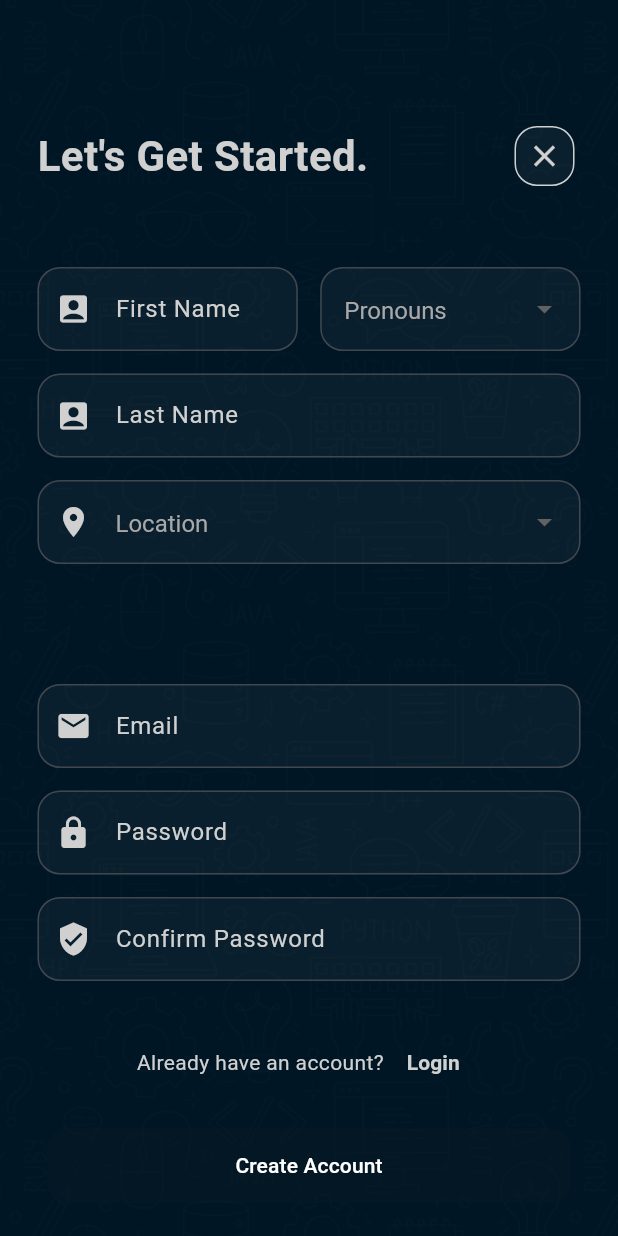
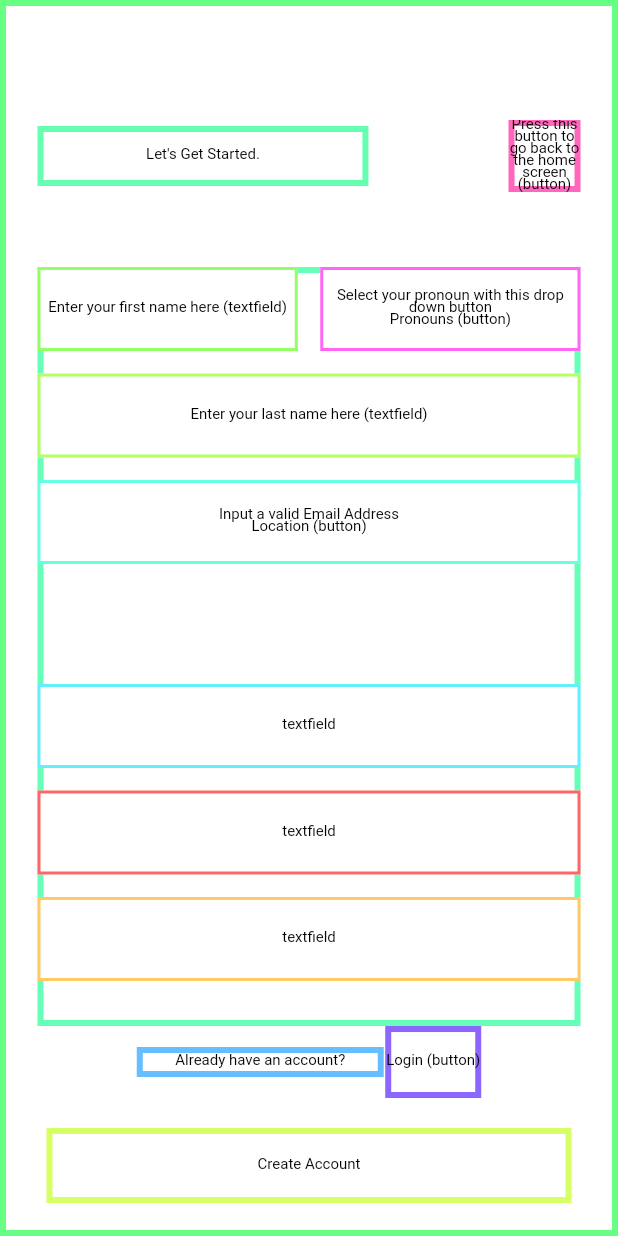
Before and after one commit to Rss1176/Coder, a Flutter app: the screen it shows after launch, after a tap on "Create an Account", on a phone screen of 412 x 824 dp. Run offline on Flutter 3.47's test engine with Material 3 defaults, Android fonts, the phone set to English and light mode, and no system bars; our stand-ins replace cloud_firestore, firebase_auth, firebase_core, google_fonts, image_picker; accounts and stored records are empty.

Commit message:
adding semantics

```diff
--- a/application/lib/create.dart
+++ b/application/lib/create.dart
@@ -62,6 +62,7 @@ class _CreatePageState extends State<CreatePage> {
         'javaLevel': 0,
         'isAnonymous': false, // this is true for guest users, not sure how it will be used yet but better to have it and not need it than need it and not have it
         'profileImage': '', // empty profile image for use later
+        'dailyAnswered': 0,
       });
     } catch (e) {
       print("Error creating user document: $e");
@@ -146,6 +147,7 @@ String getFirebaseAuthErrorMessage(String errorCode) {
 
               // Adding 'Close' Button
               FloatingActionButton(
+                tooltip: "Press this button to go back to the home screen",
                 onPressed: () {
                   Navigator.pop(context);
                 },
@@ -185,7 +187,8 @@ String getFirebaseAuthErrorMessage(String errorCode) {
                         Expanded(
 
                           // Adding First Name Form Field
-                          child: TextFormField(
+                          child: Semantics(label: "Enter your first name here",
+                            child: TextFormField(
                             onChanged: (value) => setButtonActive(),
                             style:TextStyle(color: Color.fromARGB(255, 208, 208, 208), fontSize:16),
                             controller: _firstNameController,
@@ -210,7 +213,7 @@ String getFirebaseAuthErrorMessage(String errorCode) {
                               return null; // ensures the form is not inputed if invalid
                             },
                           ),
-                        ),
+                        )),
 
                         // Adding Whitespace
                         SizedBox(
@@ -227,7 +230,7 @@ String getFirebaseAuthErrorMessage(String errorCode) {
                             value: _selectedPronoun,
                             decoration: InputDecoration(
                               hintText: "",
-                              labelText: "",
+                              labelText: "Select your pronoun with this drop down button", // built in semantics
                               floatingLabelBehavior: FloatingLabelBehavior.always,
                               floatingLabelStyle: TextStyle(fontSize: 20),
                               filled: true,
@@ -270,7 +273,8 @@ String getFirebaseAuthErrorMessage(String errorCode) {
                     ),
 
                     // Adding Last Name Form Field
-                    TextFormField(
+                    Semantics (label: "Enter your last name here",
+                      child: TextFormField(
                       onChanged: (value) => setButtonActive(),
                       style:TextStyle(color: Color.fromARGB(255, 208, 208, 208), fontSize:16),
                       controller: _lastNameController,
@@ -294,7 +298,7 @@ String getFirebaseAuthErrorMessage(String errorCode) {
                         }
                         return null; // ensures the form is not inputed if invalid
                       },
-                    ),
+                    )),
 
                     // Adding Whitespace
                     SizedBox(
@@ -313,7 +317,7 @@ String getFirebaseAuthErrorMessage(String errorCode) {
 
                         hintText: "Location",
                         hintStyle: TextStyle(color: Color.fromARGB(255, 208, 208, 208)),
-                        labelText: "",
+                        labelText: "Input a valid Email Address", // built in semantic
                         floatingLabelBehavior: FloatingLabelBehavior.always,
                         floatingLabelStyle: TextStyle(fontSize: 20),
                         filled: true,
--- a/application/lib/login.dart
+++ b/application/lib/login.dart
@@ -130,6 +130,7 @@ String getFirebaseAuthErrorMessage(String errorCode) {
 
                 // Adding a close button to the top right of the screen
                 FloatingActionButton(
+                  tooltip: "Return to splash screen", // built in semantic
                   onPressed: () {
                     Navigator.pop(context);
                   },
@@ -170,7 +171,8 @@ String getFirebaseAuthErrorMessage(String errorCode) {
                     children: [
 
                       // The first text entry field, covering username for firebase verification
-                      TextFormField(
+                      Semantics(label: "Please enter a valid email",
+                      child: TextFormField(
                         style:TextStyle(color: Color.fromARGB(255, 208, 208, 208)),
                         controller: _emailController,
                         decoration: InputDecoration(
@@ -195,7 +197,7 @@ String getFirebaseAuthErrorMessage(String errorCode) {
                             // ensures that the form is not valid as the email is wrong
                             return null;
                         },
-                      ),
+                      )),
 
                       // Adding Whitespace
                       SizedBox(
@@ -203,7 +205,8 @@ String getFirebaseAuthErrorMessage(String errorCode) {
                       ),
 
                       // The second text entry field, covering password for firebase verification
-                      TextFormField(
+                      Semantics(label: "Please enter your password, must be at least 6 characters",
+                      child: TextFormField(
                         style:TextStyle(color: Color.fromARGB(255, 208, 208, 208)),
                         controller: _passwordController,
                         obscureText: true,
@@ -227,7 +230,7 @@ String getFirebaseAuthErrorMessage(String errorCode) {
                           }
                           return null;
                         },
-                      ),
+                      )),
                     ],
                   ),
                 ),
@@ -264,12 +267,13 @@ String getFirebaseAuthErrorMessage(String errorCode) {
                           onPressed: (){
                             Navigator.of(context).push(createPageRoute2(Create()));
                           },
+                          child: Semantics(label:"Press this button to go to the create an account screen",
                           child: Text("Register",
                           style: TextStyle(
                             color: Color.fromARGB(255, 208, 208, 208),
                             fontWeight: FontWeight.bold,
                             )
-                          ),
+                          )),
                         )
                       ],
                     ),
--- a/application/lib/splash.dart
+++ b/application/lib/splash.dart
@@ -18,7 +18,7 @@ class Splash extends StatelessWidget {
   @override
   Widget build(BuildContext context) {
     return MaterialApp(
-      showSemanticsDebugger: false,
+      showSemanticsDebugger: true,
       title: 'Splash Screen',
       theme: ThemeData(
         colorScheme: ColorScheme.fromSeed(seedColor: const Color.fromARGB(255, 77, 175, 255)),
@@ -71,7 +71,6 @@ class _SplashScreen extends State<SplashScreen>{
 
           // Adding 'Welcome to' Image
           Semantics (label: "Welcome to image",
-          image: true,
           child: Image(
             image: AssetImage("assets/images/image_welcometo.png"),
             width: 375.0,
@@ -79,11 +78,12 @@ class _SplashScreen extends State<SplashScreen>{
           )),
 
           // Adding 'Coder' Image
-          Image(
+          Semantics(label: "Coder image",
+            child: Image(
             image: AssetImage("assets/images/logo_darkmode.png"),
             width: 375.0,
             height: 125.0,
-          ),
+          )),
 
           // Adding Whitespace
           SizedBox(
```
